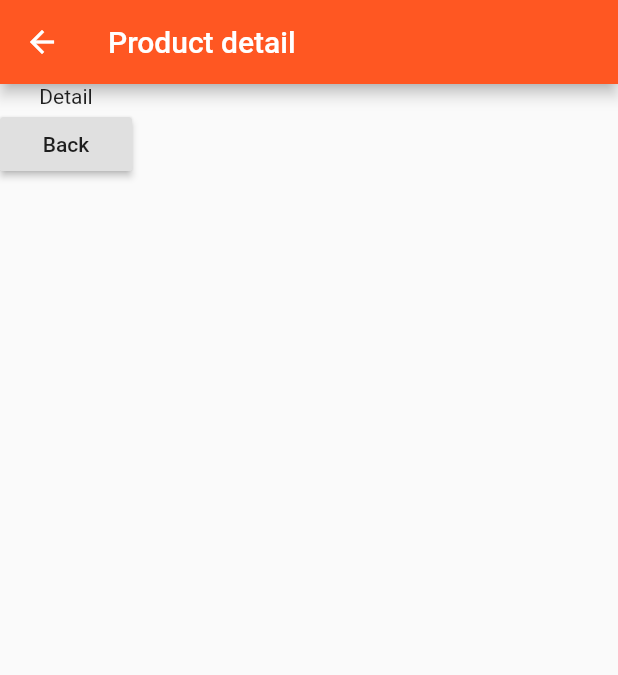
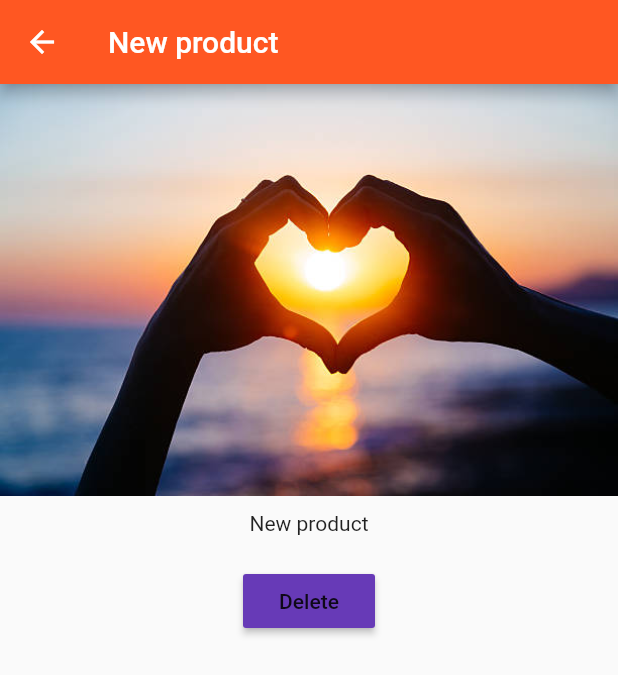
Before and after one commit to nhamhv/learn-flutter, a Flutter app: the screen it shows after launch, after a tap on "Add product", after a tap on "Detail", on a phone screen of 412 x 824 dp. Shown: the top 675 px of the screen. Run offline on Flutter 3.47's test engine with Material 2 defaults, Android fonts, the phone set to English and light mode, and no system bars.

Commit message:
Delete product

```diff
--- a/lib/pages/product.dart
+++ b/lib/pages/product.dart
@@ -1,18 +1,33 @@
 import 'package:flutter/material.dart';
 
 class ProductPage extends StatelessWidget {
+  final String title;
+  final String imageUrl;
+
+  ProductPage(this.title, this.imageUrl);
+
   @override
   Widget build(BuildContext context) {
     return Scaffold(
       appBar: AppBar(
-        title: Text('Product detail'),
+        title: Text(title),
       ),
       body: Column(
+        // mainAxisAlignment: MainAxisAlignment.center,
+        crossAxisAlignment: CrossAxisAlignment.center,
         children: <Widget>[
-          Text('Detail'),
-          RaisedButton(
-            child: Text('Back'),
-            onPressed: () => Navigator.pop(context),
+          Image.asset(imageUrl),
+          Container(
+            padding: EdgeInsets.all(10.0),
+            child: Text(title),
+          ),
+          Container(
+            padding: EdgeInsets.all(10.0),
+            child: RaisedButton(
+              child: Text('Delete'),
+              color: Theme.of(context).accentColor,
+              onPressed: () => Navigator.pop(context, true),
+            ),
           )
         ],
       ),
--- a/lib/product_control.dart
+++ b/lib/product_control.dart
@@ -9,7 +9,10 @@ ProductControl(this.addProduct);
     return RaisedButton(
             color: Theme.of(context).primaryColor,
             onPressed: () {
-              addProduct('New product');
+              addProduct({
+                'title': 'New product',
+                'image': 'assets/food.jpg',
+              });
             },
             child: Text('Add product'),
           );
--- a/lib/product_manager.dart
+++ b/lib/product_manager.dart
@@ -4,9 +4,9 @@ import './products.dart';
 import './product_control.dart';
 
 class ProductManager extends StatefulWidget {
-  final String startingProduct;
+  final Map<String, String> startingProduct;
 
-  ProductManager({ this.startingProduct });
+  ProductManager({this.startingProduct});
 
   @override
   State<StatefulWidget> createState() {
@@ -15,7 +15,7 @@ class ProductManager extends StatefulWidget {
 }
 
 class _ProdductManagerState extends State<ProductManager> {
-  List<String> _products = [];
+  List<Map<String, String>> _products = [];
 
   @override
   void initState() {
@@ -25,10 +25,15 @@ class _ProdductManagerState extends State<ProductManager> {
     }
   }
 
-
-  void _addProduct(String product) {
+  void _addProduct(Map<String, String> product) {
     setState(() {
       _products.add(product);
+    });
+  }
+
+  void _deleteProduct(int index) {
+    setState(() {
+      _products.removeAt(index);
     });
   }
 
@@ -40,7 +45,7 @@ class _ProdductManagerState extends State<ProductManager> {
           margin: EdgeInsets.all(10.0),
           child: ProductControl(_addProduct),
         ),
-        Expanded(child: Products(_products)),
+        Expanded(child: Products(_products, deleteProduct: _deleteProduct)),
       ],
     );
   }
--- a/lib/products.dart
+++ b/lib/products.dart
@@ -3,9 +3,10 @@ import 'package:flutter/material.dart';
 import './pages/product.dart';
 
 class Products extends StatelessWidget {
-  final List<String> products;
+  final List<Map> products;
+  final Function deleteProduct;
 
-  Products([this.products = const []]) {
+  Products(this.products, {this.deleteProduct}) {
     print('[Products Widget] Constructor');
   }
 
@@ -13,18 +14,23 @@ class Products extends StatelessWidget {
     return Card(
       child: Column(
         children: <Widget>[
-          Image.asset('assets/food.jpg'),
-          Text(products[index]),
+          Image.asset(products[index]['image']),
+          Text(products[index]['title']),
           ButtonBar(
             alignment: MainAxisAlignment.center,
             children: <Widget>[
               FlatButton(
                 child: Text('Detail'),
-                onPressed: () => Navigator.push(
-                    context,
-                    MaterialPageRoute(
-                        builder: (BuildContext context) => ProductPage())
-                        ),
+                onPressed: () => Navigator.push<bool>(
+                        context,
+                        MaterialPageRoute(
+                            builder: (BuildContext context) => ProductPage(
+                                products[index]['title'],
+                                products[index]['image']))).then((bool value) {
+                      if (value) {
+                        deleteProduct(index);
+                      }
+                    }),
               )
             ],
           )
```
Also changed, not shown: 1 other file.
